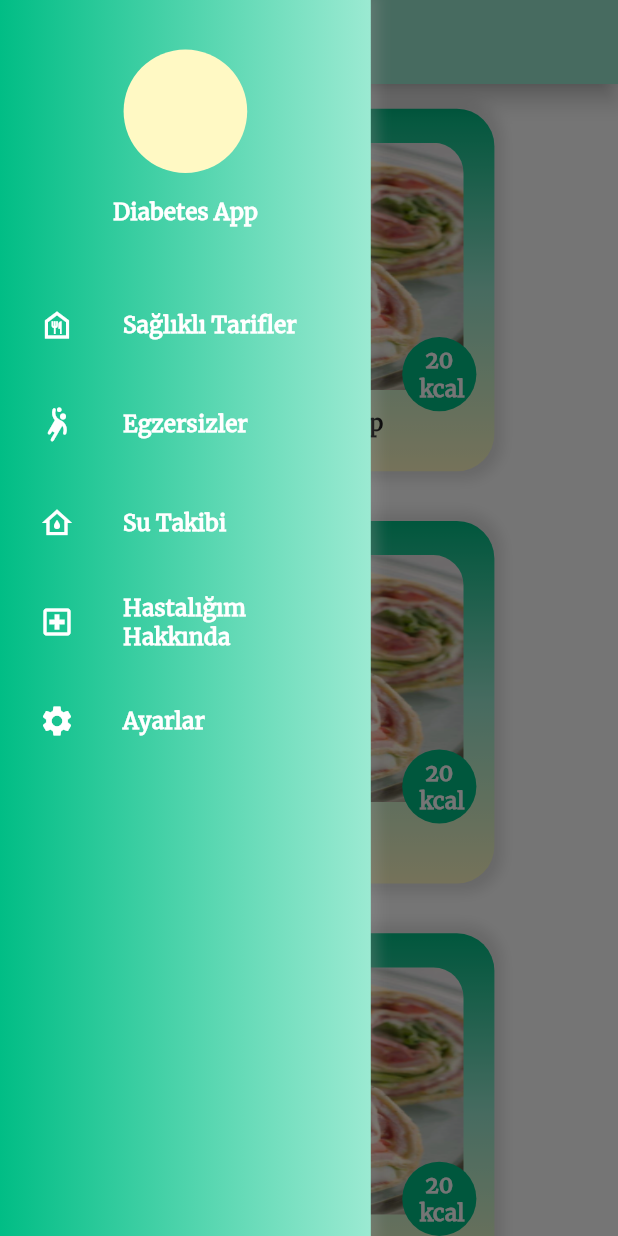
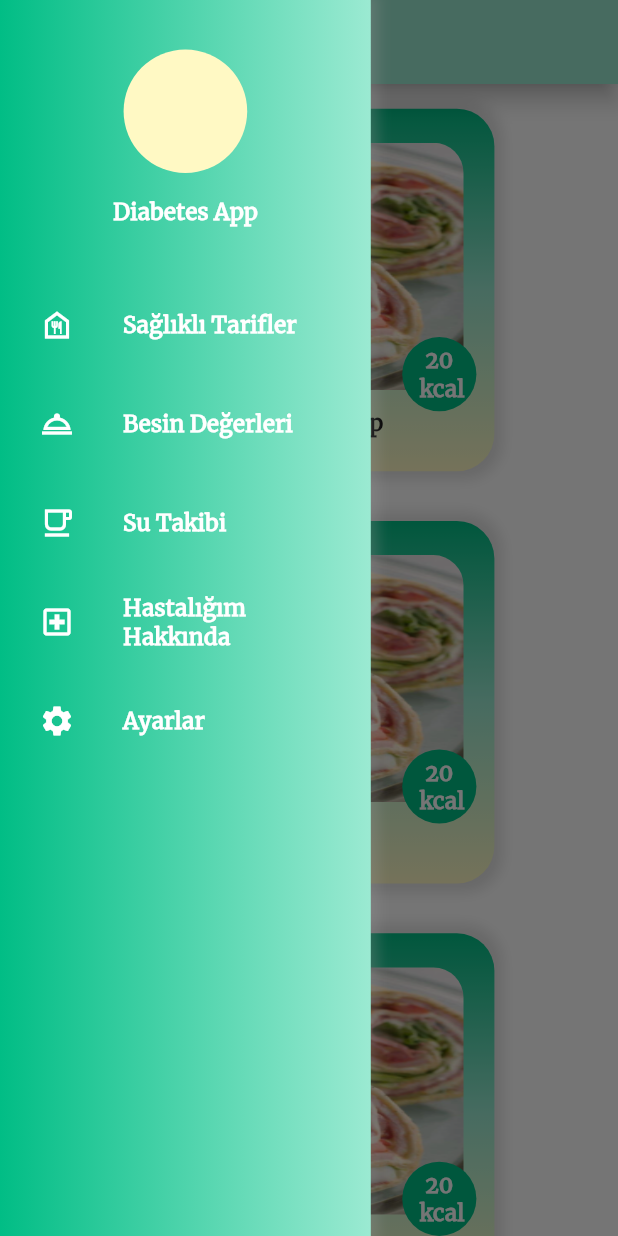
Before and after one commit to rabiaokatan/DiabetesApp, a Flutter app: the RecipesScreen screen opened directly, with the side drawer open, on a phone screen of 412 x 824 dp. Run offline on Flutter 3.47's test engine with Material 2 defaults, Android fonts, the light colour scheme and no system bars.

Commit message:
Nutritional Values screen added

```diff
--- a/lib/main.dart
+++ b/lib/main.dart
@@ -4,6 +4,7 @@ import 'package:flutter_diabetes_app/models/side_menu_items.dart';
 import 'package:flutter_diabetes_app/provider/side_menu_provider.dart';
 import 'package:flutter_diabetes_app/responsive.dart';
 import 'package:flutter_diabetes_app/screens/home_screen.dart';
+import 'package:flutter_diabetes_app/screens/nutritional_values_screen.dart';
 import 'package:provider/provider.dart';
 import 'screens/recipes_screen.dart';
 
@@ -59,8 +60,8 @@ class _MainPageState extends State<MainPage> {
         return HomeScreen();
       case SideMenuItems.saglikliTarifler:
         return RecipesScreen();
-      case SideMenuItems.egzersizler:
-        return HomeScreen();
+      case SideMenuItems.besinDegerleri:
+        return NutritionalValuesScreen();
       case SideMenuItems.suTakibi:
         return HomeScreen();
       case SideMenuItems.hastaligimHakkinda:
--- a/lib/models/side_menu_items.dart
+++ b/lib/models/side_menu_items.dart
@@ -1,7 +1,7 @@
 enum SideMenuItems{
   anasayfa,
   saglikliTarifler,
-  egzersizler,
+  besinDegerleri,
   suTakibi,
   hastaligimHakkinda,
   ayarlar
--- a/lib/screens/recipes_screen.dart
+++ b/lib/screens/recipes_screen.dart
@@ -27,25 +27,25 @@ class _RecipesScreenState extends State<RecipesScreen> {
         backgroundColor: Colors.white,
         drawer: SideMenu(),
         appBar: AppBar(
-          toolbarHeight: Responsive.isDesktop(context) ? 0 : 56,
+          toolbarHeight: isDesktop ? 0 : 56,
           title: Text(
             'Sağlıklı Tarifler',
             style: TextStyle(color: Colors.black, fontSize: isTablet ? 24 : 20 ),
           ),
-          backgroundColor: Responsive.isDesktop(context)
+          backgroundColor: isDesktop
               ? Colors.transparent
               : kDoubleLightColor,
-          elevation: Responsive.isDesktop(context) ? 0 : 6,
+          elevation: isDesktop ? 0 : 6,
           iconTheme: IconThemeData(
-              color: Responsive.isDesktop(context)
+              color: isDesktop
                   ? Colors.transparent
                   : Colors.black),
         ),
         body: Stack(
           children: [
-            Responsive.isDesktop(context) ? SideMenu() : Container(),
+            isDesktop ? SideMenu() : Container(),
             RawScrollbar(
-              thumbColor: Responsive.isMobile(context)
+              thumbColor: isMobile
                   ? kDoubleLightColor
                   : Colors.transparent,
               radius: Radius.circular(20),
--- a/lib/widget/side_menu.dart
+++ b/lib/widget/side_menu.dart
@@ -61,11 +61,11 @@ class _SideMenuState extends State<SideMenu> {
                     title: 'Sağlıklı Tarifler',
                     item: SideMenuItems.saglikliTarifler),
                 sideMenuButtons(context,
-                    iconName: Icons.sports_handball_rounded,
-                    title: 'Egzersizler',
-                    item: SideMenuItems.egzersizler),
+                    iconName: Icons.room_service_outlined,
+                    title: 'Besin Değerleri',
+                    item: SideMenuItems.besinDegerleri),
                 sideMenuButtons(context,
-                    iconName: Icons.water_damage_outlined,
+                    iconName: Icons.free_breakfast_outlined,
                     title: 'Su Takibi',
                     item: SideMenuItems.suTakibi),
                 sideMenuButtons(context,
```
Also changed, not shown: lib/screens/nutritional_values_screen.dart (added, +63 -0 lines).
